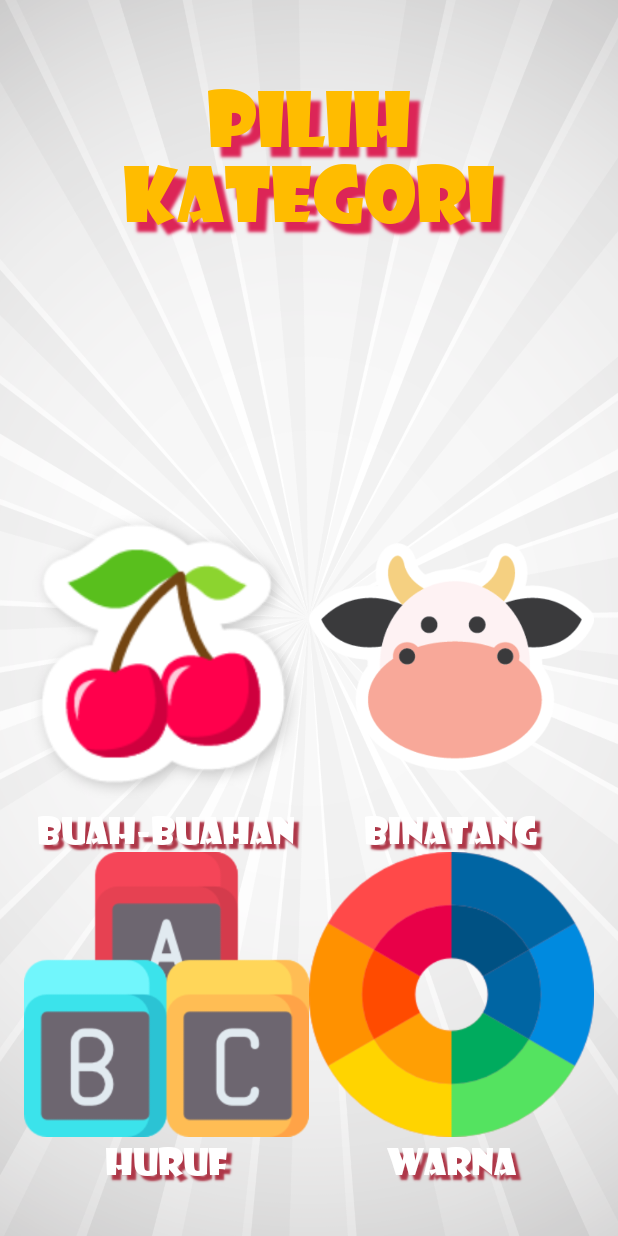
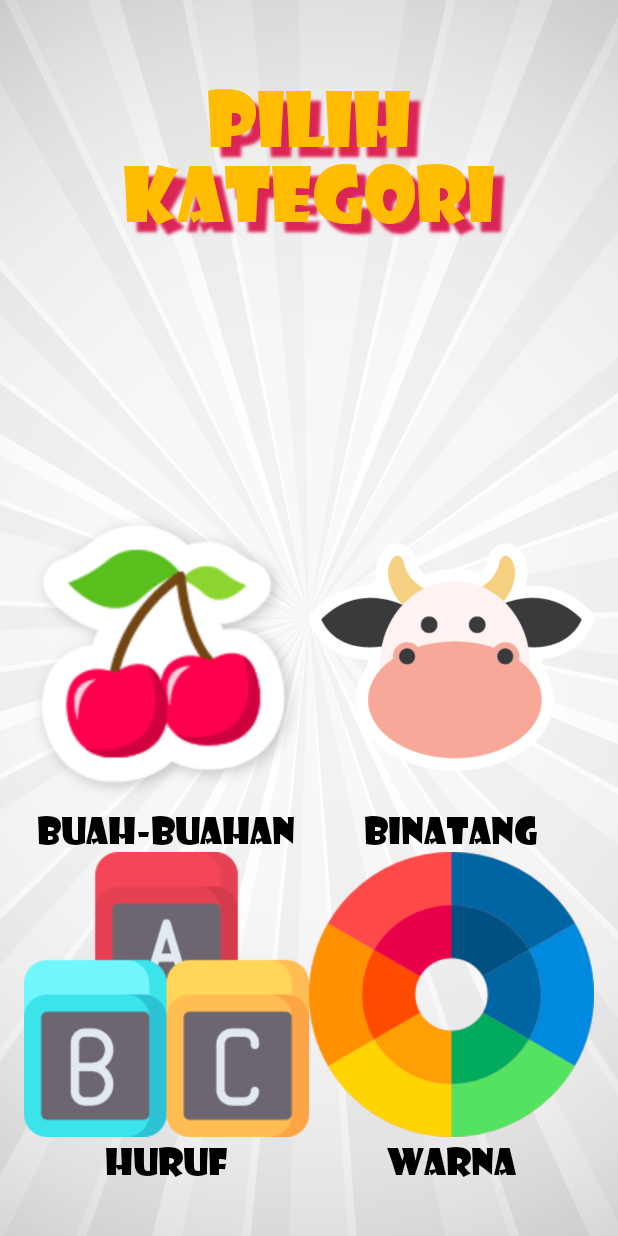
Before and after one commit to ilham301098/Adeklita, an Android app: the CategoryActivity screen opened directly, with no data from a screen before it, on a phone screen of 412 x 824 dp. Run offline under Robolectric (Android 15) with nearby library versions, the phone set to English and light mode, and no system bars.

Commit message:
Ganti Background dan font color

```diff
--- a/app/src/main/res/layout/activity_category.xml
+++ b/app/src/main/res/layout/activity_category.xml
@@ -56,13 +56,12 @@
                 <TextView
                     android:layout_width="match_parent"
                     android:layout_height="wrap_content"
-                    android:shadowColor="@color/shadow_color"
                     android:shadowDx="5"
                     android:shadowDy="5"
                     android:shadowRadius="1"
                     android:text="@string/fruits"
                     android:textAlignment="center"
-                    android:textColor="@android:color/white"
+                    android:textColor="@android:color/black"
                     android:textSize="24sp" />
             </LinearLayout>
 
@@ -86,13 +85,12 @@
                 <TextView
                     android:layout_width="match_parent"
                     android:layout_height="wrap_content"
-                    android:shadowColor="@color/shadow_color"
                     android:shadowDx="5"
                     android:shadowDy="5"
                     android:shadowRadius="1"
                     android:text="@string/animal"
                     android:textAlignment="center"
-                    android:textColor="@android:color/white"
+                    android:textColor="@android:color/black"
                     android:textSize="24sp" />
             </LinearLayout>
         </LinearLayout>
@@ -122,13 +120,12 @@
                 <TextView
                     android:layout_width="match_parent"
                     android:layout_height="wrap_content"
-                    android:shadowColor="@color/shadow_color"
                     android:shadowDx="5"
                     android:shadowDy="5"
                     android:shadowRadius="1"
                     android:text="Huruf"
                     android:textAlignment="center"
-                    android:textColor="@android:color/white"
+                    android:textColor="@android:color/black"
                     android:textSize="24sp" />
             </LinearLayout>
 
@@ -151,13 +148,12 @@
                 <TextView
                     android:layout_width="match_parent"
                     android:layout_height="wrap_content"
-                    android:shadowColor="@color/shadow_color"
                     android:shadowDx="5"
                     android:shadowDy="5"
                     android:shadowRadius="1"
                     android:text="warna"
                     android:textAlignment="center"
-                    android:textColor="@android:color/white"
+                    android:textColor="@android:color/black"
                     android:textSize="24sp" />
             </LinearLayout>
         </LinearLayout>
--- a/app/src/main/res/layout/activity_hitung.xml
+++ b/app/src/main/res/layout/activity_hitung.xml
@@ -50,6 +50,7 @@
             android:layout_marginRight="20dp"
             android:text="Jenis Kelamin"
             android:textSize="16sp"
+            android:textColor="#000000"
             android:textStyle="bold" />
 
         <RadioGroup
--- a/app/src/main/res/layout/activity_listdata.xml
+++ b/app/src/main/res/layout/activity_listdata.xml
@@ -25,7 +25,7 @@
         android:layout_marginTop="15dp"
         android:text="Judul"
         android:textAlignment="center"
-        android:textColor="#FFFFFF"
+        android:textColor="@color/gradient_top"
         android:textSize="30dp"
         android:shadowColor="@color/shadow_color"
         android:shadowDx="5"
@@ -52,7 +52,7 @@
             android:text="Deskripsi"
             android:fontFamily="@font/raleway_extra_bold"
             android:textColor="#000"
-            android:textSize="15dp"                   android:shadowColor="@color/shadow_color"
+            android:textSize="15dp"
             android:shadowDx="5"
             android:shadowDy="5"
             android:shadowRadius="1" />
--- a/app/src/main/res/layout/activity_main.xml
+++ b/app/src/main/res/layout/activity_main.xml
@@ -62,13 +62,12 @@
             <TextView
                 android:layout_width="match_parent"
                 android:layout_height="wrap_content"
-                android:shadowColor="@color/shadow_color"
                 android:shadowDx="5"
                 android:shadowDy="5"
                 android:shadowRadius="1"
                 android:text="Balita"
                 android:textAlignment="center"
-                android:textColor="@android:color/white"
+                android:textColor="@android:color/black"
                 android:textSize="24sp" />
         </LinearLayout>
 
@@ -91,13 +90,12 @@
             <TextView
                 android:layout_width="match_parent"
                 android:layout_height="wrap_content"
-                android:shadowColor="@color/shadow_color"
                 android:shadowDx="5"
                 android:shadowDy="5"
                 android:shadowRadius="1"
                 android:text="Orang Tua"
                 android:textAlignment="center"
-                android:textColor="@android:color/white"
+                android:textColor="@android:color/black"
                 android:textSize="24sp" />
         </LinearLayout>
     </LinearLayout>
--- a/app/src/main/res/layout/activity_menuortu.xml
+++ b/app/src/main/res/layout/activity_menuortu.xml
@@ -26,7 +26,7 @@
         android:shadowRadius="1"
         android:text="Aplikasi Pendidikan Anak Usia Balita"
         android:textAlignment="center"
-        android:textColor="@android:color/white"
+        android:textColor="@color/gradient_top"
         android:textSize="20dp"
         android:textStyle="bold" />
 
--- a/app/src/main/res/layout/activity_splash.xml
+++ b/app/src/main/res/layout/activity_splash.xml
@@ -42,10 +42,9 @@
         android:layout_below="@id/adeklita"
         android:layout_marginTop="5dp"
         android:textAlignment="center"
-        android:textColor="@android:color/white"
+        android:textColor="#000000"
         android:textSize="20dp"
         android:textStyle="bold"
-        android:shadowColor="@color/shadow_color"
         android:shadowDx="5"
         android:shadowDy="5"
         android:shadowRadius="1" />
--- a/app/src/main/res/layout/row_data.xml
+++ b/app/src/main/res/layout/row_data.xml
@@ -25,9 +25,8 @@
             android:layout_marginTop="5dp"
             android:layout_marginEnd="0dp"
             android:text="JUDUL"
-            android:textColor="@android:color/white"
+            android:textColor="@android:color/black"
             android:textSize="20dp"
-            android:shadowColor="@color/shadow_color"
             android:shadowDx="5"
             android:shadowDy="5"
             android:shadowRadius="1"/>
```
Also changed, not shown: app/src/main/res/layout/activity_article.xml (+4 -3 lines), 2 other files.
